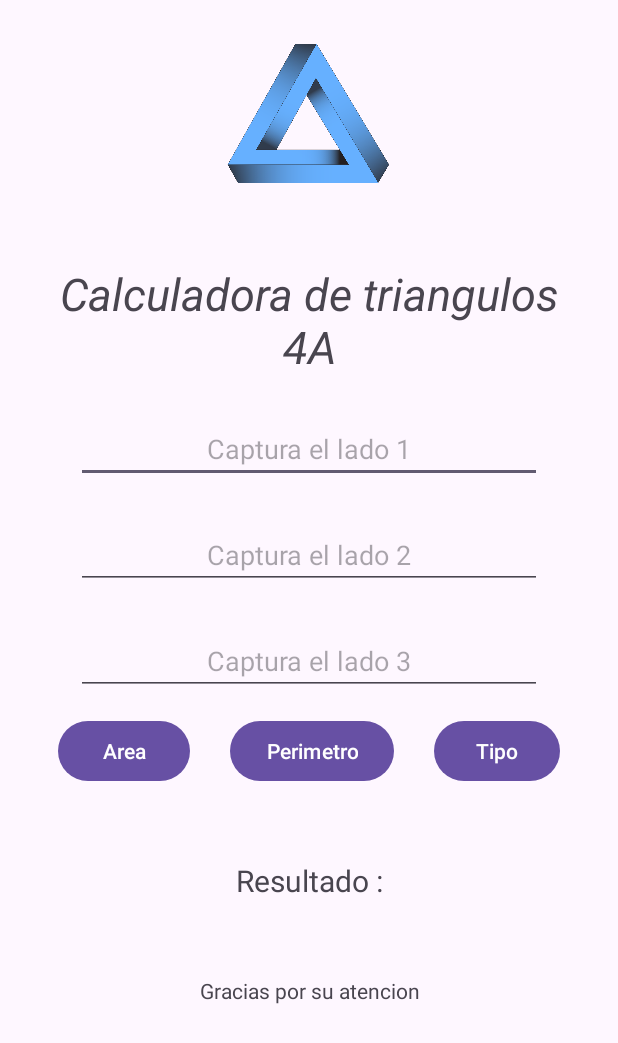
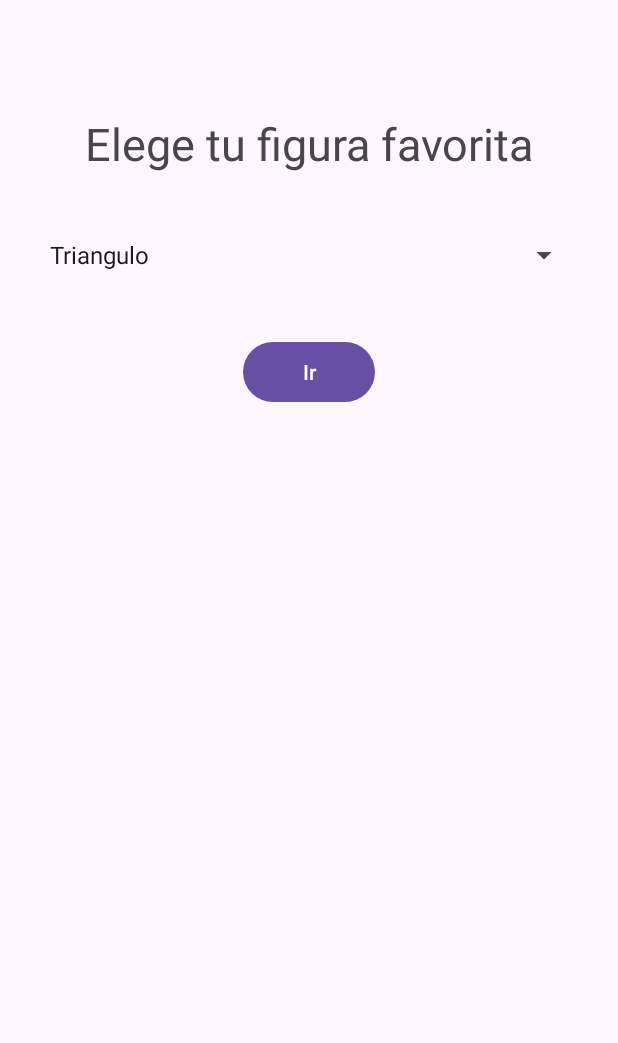
Before and after one commit to Jesuspng/FigurasMvpAndroid, an Android app: the screen it shows after launch (MainActivity before the commit, MenuApp after it), on a phone screen of 412 x 824 dp. Shown: the top 1043 px of the screen. Run offline under Robolectric (Android 15) with nearby library versions, the phone set to English and light mode, and no system bars.

Commit message:
Se agrego la ventana de menu

```diff
--- a/app/src/main/java/com/example/pruebasssss/Vistas/FirstFragment.kt
+++ b/app/src/main/java/com/example/pruebasssss/Vistas/FirstFragment.kt
@@ -7,6 +7,7 @@ import android.view.View
 import android.view.ViewGroup
 import androidx.navigation.fragment.findNavController
 import com.example.pruebasssss.databinding.FragmentFirstBinding
+import com.example.pruebasssss.R
 
 /**
  * A simple [Fragment] subclass as the default destination in the navigation.
--- /dev/null
+++ b/app/src/main/java/com/example/pruebasssss/Vistas/MenuActivity.kt
@@ -0,0 +1,59 @@
+package com.example.pruebasssss.Vistas
+
+import android.content.Intent
+import android.os.Bundle
+import android.widget.ArrayAdapter
+import android.widget.Button
+import android.widget.Spinner
+import androidx.activity.enableEdgeToEdge
+import androidx.appcompat.app.AppCompatActivity
+import androidx.core.view.ViewCompat
+import androidx.core.view.WindowInsetsCompat
+import com.example.pruebasssss.MainActivity
+import com.example.pruebasssss.R
+
+class MenuApp : AppCompatActivity() {
+    override fun onCreate(savedInstanceState: Bundle?) {
+
+        super.onCreate(savedInstanceState)
+        enableEdgeToEdge()
+        setContentView(R.layout.activity_menu)
+
+        val spinner: Spinner= findViewById<Spinner>(R.id.spnSelect)
+        val btnIr=findViewById<Button>(R.id.btnIr)
+
+        val opciones=arrayOf("Triangulo", "Rectangulo","Rombo","Trapecio")
+        val adaptador= ArrayAdapter(this,
+            androidx.appcompat.R.layout.support_simple_spinner_dropdown_item,
+            opciones)
+        adaptador.setDropDownViewResource(androidx.appcompat.R.layout.support_simple_spinner_dropdown_item)
+        spinner.adapter=adaptador
+
+        ViewCompat.setOnApplyWindowInsetsListener(findViewById(R.id.main)) { v, insets ->
+            val systemBars = insets.getInsets(WindowInsetsCompat.Type.systemBars())
+            v.setPadding(systemBars.left, systemBars.top, systemBars.right, systemBars.bottom)
+            insets
+        }
+
+        btnIr.setOnClickListener {
+            when(spinner.selectedItem.toString()){
+                "Triangulo"-> {
+                    val intent = Intent(this, MainActivity::class.java)
+                    startActivity(intent)
+                }
+                "Rectangulo"->{
+                    val intent = Intent(this, RectanguloActivity::class.java)
+                    startActivity(intent)
+                }
+                "Rombo"->{
+                    val intent = Intent(this, RomboActivity::class.java)
+                    startActivity(intent)
+                }
+                "Trapecio"->{
+                    val intent = Intent(this, TrapecioActivity::class.java)
+                    startActivity(intent)
+                }
+            }
+        }
+    }
+}
--- a/app/src/main/java/com/example/pruebasssss/Vistas/SecondFragment.kt
+++ b/app/src/main/java/com/example/pruebasssss/Vistas/SecondFragment.kt
@@ -7,6 +7,7 @@ import android.view.View
 import android.view.ViewGroup
 import androidx.navigation.fragment.findNavController
 import com.example.pruebasssss.databinding.FragmentSecondBinding
+import com.example.pruebasssss.R
 
 /**
  * A simple [Fragment] subclass as the second destination in the navigation.
--- a/app/src/main/java/com/example/pruebasssss/Vistas/TrapecioActivity.kt
+++ b/app/src/main/java/com/example/pruebasssss/Vistas/TrapecioActivity.kt
@@ -15,7 +15,7 @@ import com.example.pruebasssss.Presentador.TrapecioPresenter
 import com.example.pruebasssss.R
 import kotlin.math.sqrt
 
-class TrapecioActivity : AppCompatActivity() {
+class TrapecioActivity : AppCompatActivity(), ContratoTrapecio.Vista {
 
 
     //declaramos el textarea del resultado para poder manipularlo desde las funciones del contrato
--- /dev/null
+++ b/app/src/main/res/layout/activity_menu.xml
@@ -0,0 +1,41 @@
+<?xml version="1.0" encoding="utf-8"?>
+<androidx.constraintlayout.widget.ConstraintLayout xmlns:android="http://schemas.android.com/apk/res/android"
+    xmlns:app="http://schemas.android.com/apk/res-auto"
+    xmlns:tools="http://schemas.android.com/tools"
+    android:id="@+id/main"
+    android:layout_width="match_parent"
+    android:layout_height="match_parent"
+    tools:context=".Vistas.MenuApp">
+
+    <LinearLayout
+        android:layout_width="match_parent"
+        android:layout_height="match_parent"
+        android:orientation="vertical"
+        android:layout_margin="25dp">
+
+        <TextView
+            android:layout_width="match_parent"
+            android:layout_height="wrap_content"
+            android:text="Elege tu figura favorita"
+            android:textSize="30dp"
+            android:textAlignment="center"
+            android:layout_marginTop="50dp"/>
+
+        <Spinner
+            android:id="@+id/spnSelect"
+            android:layout_width="match_parent"
+            android:layout_height="wrap_content"
+            android:textAlignment="center"
+            android:layout_marginTop="30dp"
+            android:layout_gravity="center"/>
+
+        <Button
+            android:layout_width="wrap_content"
+            android:layout_height="wrap_content"
+            android:text="Ir"
+            android:id="@+id/btnIr"
+            android:layout_marginTop="30dp"
+            android:layout_gravity="center"/>
+    </LinearLayout>
+
+</androidx.constraintlayout.widget.ConstraintLayout>
```
Also changed, not shown: app/src/main/AndroidManifest.xml (+16 -13 lines).
